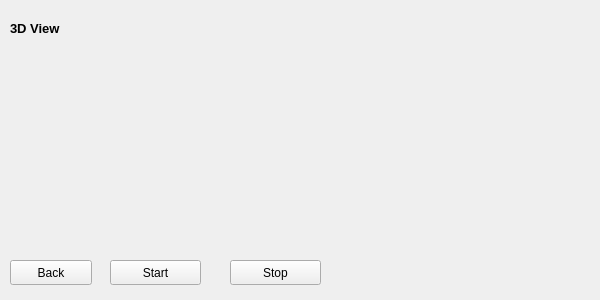
Before: the Qt Designer form lidar_interface/ui/SkeletonViewWindow.ui in chochmun/Multi-2D-LiDAR-Based-3D-Motion-Recognition-With-Deep-Learning, drawn with Qt 5.
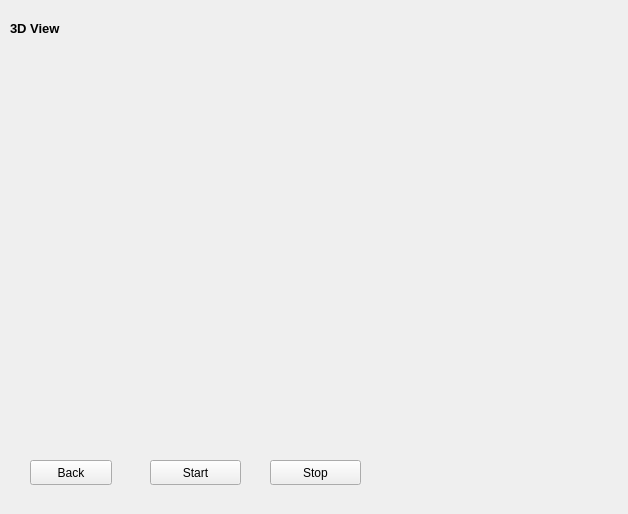
After: the same form once the commit is applied.

What changed in the file:
```diff
--- a/lidar_interface/ui/SkeletonViewWindow.ui
+++ b/lidar_interface/ui/SkeletonViewWindow.ui
@@ -6,8 +6,8 @@
    <rect>
     <x>0</x>
     <y>0</y>
-    <width>600</width>
-    <height>300</height>
+    <width>628</width>
+    <height>514</height>
    </rect>
   </property>
   <property name="windowTitle">
@@ -37,8 +37,8 @@
   <widget class="QPushButton" name="Button_back">
    <property name="geometry">
     <rect>
-     <x>10</x>
-     <y>260</y>
+     <x>30</x>
+     <y>460</y>
      <width>82</width>
      <height>25</height>
     </rect>
@@ -50,8 +50,8 @@
   <widget class="QPushButton" name="Button_start">
    <property name="geometry">
     <rect>
-     <x>110</x>
-     <y>260</y>
+     <x>150</x>
+     <y>460</y>
      <width>91</width>
      <height>25</height>
     </rect>
@@ -63,8 +63,8 @@
   <widget class="QPushButton" name="Button_stop">
    <property name="geometry">
     <rect>
-     <x>230</x>
-     <y>260</y>
+     <x>270</x>
+     <y>460</y>
      <width>91</width>
      <height>25</height>
     </rect>
@@ -73,6 +73,17 @@
     <string>Stop</string>
    </property>
   </widget>
+  <widget class="QWidget" name="verticalLayoutWidget">
+   <property name="geometry">
+    <rect>
+     <x>30</x>
+     <y>50</y>
+     <width>561</width>
+     <height>391</height>
+    </rect>
+   </property>
+   <layout class="QVBoxLayout" name="verticalLayout"/>
+  </widget>
  </widget>
  <resources/>
  <connections/>
```
